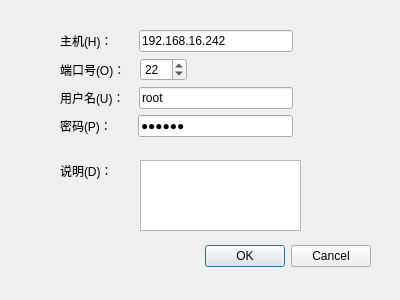
Qt form WindowsClient/shh_UI/newconnection.ui (H-tao/Penguin) before a commit.
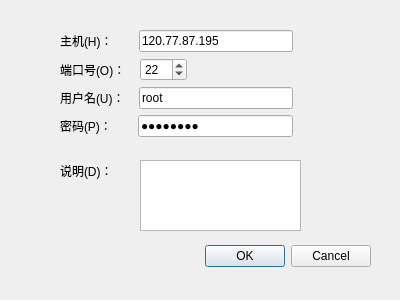
The same form after that commit.

Diff of the .ui file:
```diff
--- a/WindowsClient/shh_UI/newconnection.ui
+++ b/WindowsClient/shh_UI/newconnection.ui
@@ -115,7 +115,7 @@
       <item>
        <widget class="QLineEdit" name="hostNumLineEdit">
         <property name="text">
-         <string>192.168.16.242</string>
+         <string>120.77.87.195</string>
         </property>
        </widget>
       </item>
@@ -251,7 +251,7 @@
       <item>
        <widget class="QLineEdit" name="protocolLineEdit">
         <property name="text">
-         <string>123456</string>
+         <string>Aa123456</string>
         </property>
         <property name="echoMode">
          <enum>QLineEdit::Password</enum>
```
